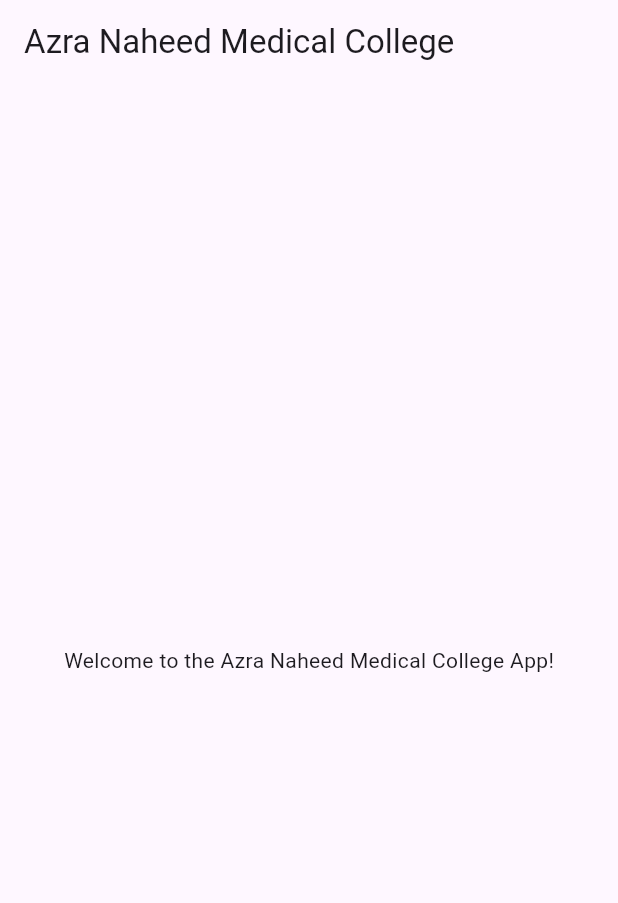
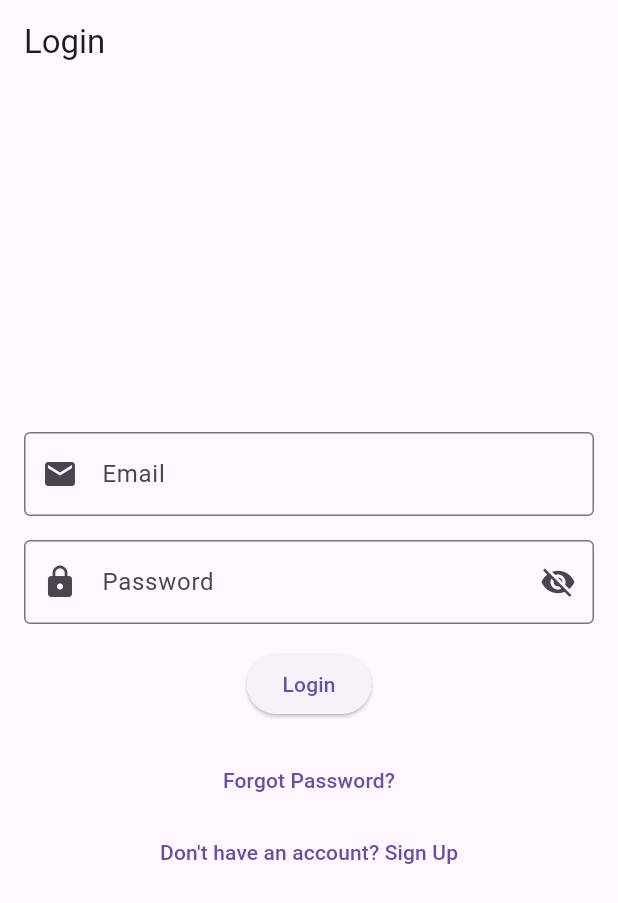
Before and after one commit to shahzaibiqbal809/module1, a Flutter app: the screen it shows after launch, on a phone screen of 412 x 824 dp. Shown: the top 903 px of the screen. Run offline on Flutter 3.47's test engine with Material 3 defaults, Android fonts, the phone set to English and light mode, and no system bars.

Commit message:
project1

```diff
--- a/lib/main.dart
+++ b/lib/main.dart
@@ -1,62 +1,211 @@
 import 'package:flutter/material.dart';
-import 'splash_screen.dart';
-import 'package:flutter/material.dart';
-import 'dart:async';
 
-void main() {
-  runApp(MyApp());
-}
+void main() => runApp(MyApp());
 
 class MyApp extends StatelessWidget {
   @override
   Widget build(BuildContext context) {
     return MaterialApp(
-      title: 'Azra Naheed Medical College',
-      theme: ThemeData(
-        primarySwatch: Colors.blue,
-      ),
-      home: SplashScreen(),
+      title: 'Login Screen',
+      theme: ThemeData(primarySwatch: Colors.blue),
+      home: LoginScreen(),
     );
   }
 }
 
-class SplashScreen extends StatefulWidget {
+class LoginScreen extends StatefulWidget {
   @override
-  _SplashScreenState createState() => _SplashScreenState();
+  _LoginScreenState createState() => _LoginScreenState();
 }
 
-class _SplashScreenState extends State<SplashScreen> {
-  @override
-  void initState() {
-    super.initState();
-    // Simulate a delay for the splash screen
-    Timer(Duration(seconds: 3), () {
-      Navigator.pushReplacement(
-        context,
-        MaterialPageRoute(builder: (context) => HomePage()),
-      );
-    });
+class _LoginScreenState extends State<LoginScreen> {
+  final _formKey = GlobalKey<FormState>();
+  final TextEditingController _emailController = TextEditingController();
+  final TextEditingController _passwordController = TextEditingController();
+
+  bool _isPasswordVisible = false;
+  bool _isLoading = false;
+
+  // Email validation function
+  String? _validateEmail(String? value) {
+    if (value == null || value.isEmpty) {
+      return 'Please enter an email address';
+    }
+    final regex = RegExp(r'^[a-zA-Z0-9._%+-]+@[a-zA-Z0-9.-]+\.[a-zA-Z]{2,4}$');
+    if (!regex.hasMatch(value)) {
+      return 'Please enter a valid email address';
+    }
+    return null;
+  }
+
+  // Password validation function
+  String? _validatePassword(String? value) {
+    if (value == null || value.isEmpty) {
+      return 'Please enter a password';
+    }
+    if (value.length < 6) {
+      return 'Password must be at least 6 characters';
+    }
+    return null;
+  }
+
+  // Handle login process
+  void _login() {
+    if (_formKey.currentState!.validate()) {
+      setState(() {
+        _isLoading = true;
+      });
+
+      // Simulate a delay for login process
+      Future.delayed(Duration(seconds: 2), () {
+        setState(() {
+          _isLoading = false;
+        });
+
+        // Show success or error message
+        if (_emailController.text == 'test@example.com' && _passwordController.text == 'password123') {
+          // Mock success (replace with real authentication logic)
+          showDialog(
+            context: context,
+            builder: (BuildContext context) => AlertDialog(
+              title: Text('Login Successful'),
+              content: Text('Welcome!'),
+              actions: <Widget>[
+                TextButton(
+                  onPressed: () {
+                    Navigator.of(context).pop();
+                  },
+                  child: Text('OK'),
+                ),
+              ],
+            ),
+          );
+        } else {
+          // Mock invalid credentials
+          showDialog(
+            context: context,
+            builder: (BuildContext context) => AlertDialog(
+              title: Text('Error'),
+              content: Text('Invalid email or password'),
+              actions: <Widget>[
+                TextButton(
+                  onPressed: () {
+                    Navigator.of(context).pop();
+                  },
+                  child: Text('OK'),
+                ),
+              ],
+            ),
+          );
+        }
+      });
+    }
+  }
+
+  // Navigate to the Forgot Password screen
+  void _navigateToForgotPassword() {
+    Navigator.push(
+      context,
+      MaterialPageRoute(builder: (context) => PlaceholderScreen(title: 'Forgot Password')),
+    );
+  }
+
+  // Navigate to the Sign Up screen
+  void _navigateToSignUp() {
+    Navigator.push(
+      context,
+      MaterialPageRoute(builder: (context) => PlaceholderScreen(title: 'Sign Up')),
+    );
   }
 
   @override
   Widget build(BuildContext context) {
     return Scaffold(
-      backgroundColor: Colors.white,
-      body: Center(
-        child: Image.asset('assets/logo.png'), // Add your logo image here
+      appBar: AppBar(
+        title: Text('Login'),
+      ),
+      body: Padding(
+        padding: const EdgeInsets.all(16.0),
+        child: Center(
+          child: SingleChildScrollView(
+            child: Column(
+              mainAxisSize: MainAxisSize.min,
+              children: [
+                Form(
+                  key: _formKey,
+                  child: Column(
+                    children: [
+                      TextFormField(
+                        controller: _emailController,
+                        keyboardType: TextInputType.emailAddress,
+                        decoration: InputDecoration(
+                          labelText: 'Email',
+                          border: OutlineInputBorder(),
+                          prefixIcon: Icon(Icons.email),
+                        ),
+                        validator: _validateEmail,
+                      ),
+                      SizedBox(height: 16),
+                      TextFormField(
+                        controller: _passwordController,
+                        obscureText: !_isPasswordVisible,
+                        decoration: InputDecoration(
+                          labelText: 'Password',
+                          border: OutlineInputBorder(),
+                          prefixIcon: Icon(Icons.lock),
+                          suffixIcon: IconButton(
+                            icon: Icon(
+                              _isPasswordVisible
+                                  ? Icons.visibility
+                                  : Icons.visibility_off,
+                            ),
+                            onPressed: () {
+                              setState(() {
+                                _isPasswordVisible = !_isPasswordVisible;
+                              });
+                            },
+                          ),
+                        ),
+                        validator: _validatePassword,
+                      ),
+                      SizedBox(height: 16),
+                      _isLoading
+                          ? CircularProgressIndicator()
+                          : ElevatedButton(
+                        onPressed: _login,
+                        child: Text('Login'),
+                      ),
+                    ],
+                  ),
+                ),
+                SizedBox(height: 16),
+                TextButton(
+                  onPressed: _navigateToForgotPassword,
+                  child: Text("Forgot Password?"),
+                ),
+                TextButton(
+                  onPressed: _navigateToSignUp,
+                  child: Text("Don't have an account? Sign Up"),
+                ),
+              ],
+            ),
+          ),
+        ),
       ),
     );
   }
 }
 
-class HomePage extends StatelessWidget {
+class PlaceholderScreen extends StatelessWidget {
+  final String title;
+
+  PlaceholderScreen({required this.title});
+
   @override
   Widget build(BuildContext context) {
     return Scaffold(
-      appBar: AppBar(title: Text('Azra Naheed Medical College')),
-      body: Center(
-        child: Text('Welcome to the Azra Naheed Medical College App!'),
-      ),
+      appBar: AppBar(title: Text(title)),
+      body: Center(child: Text('This is a placeholder screen')),
     );
   }
 }
```
